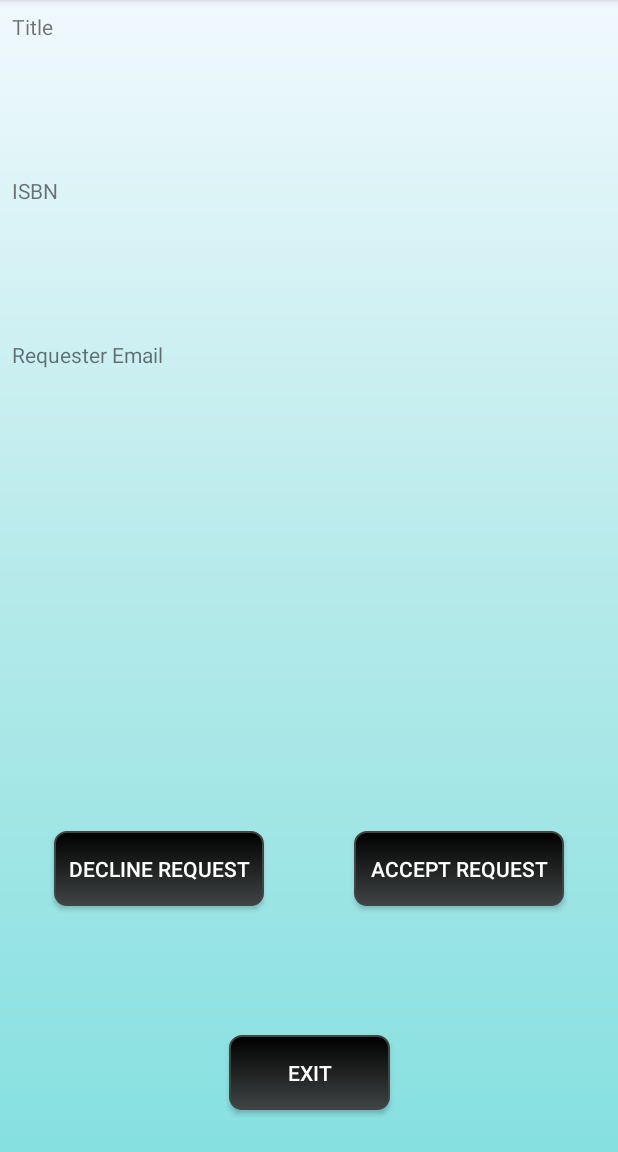
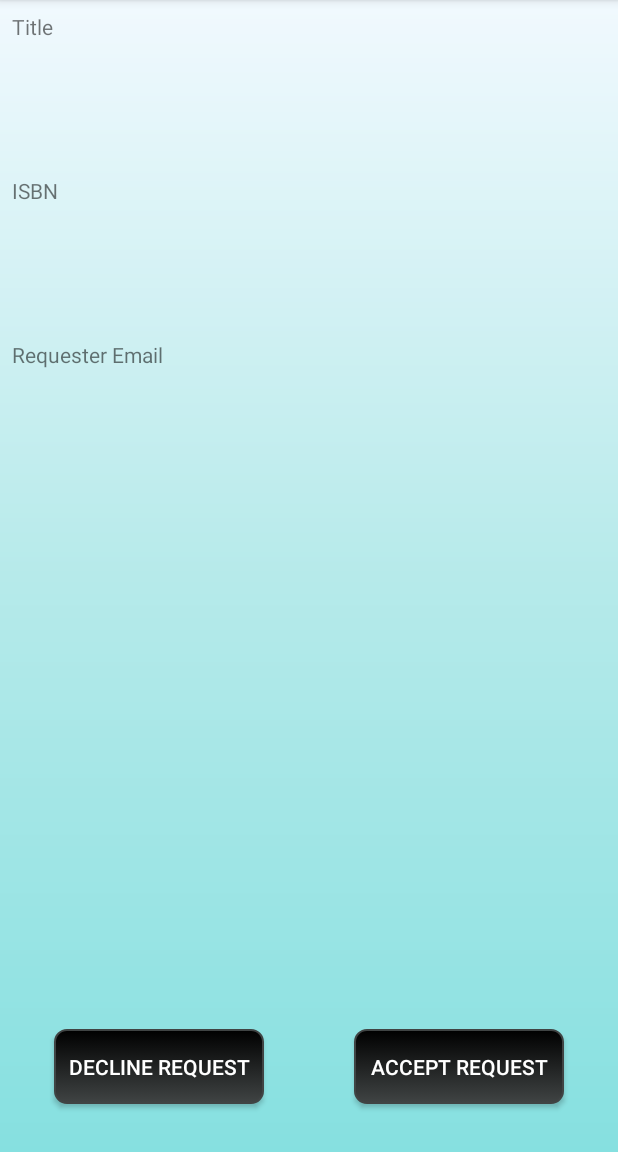
Before and after one commit to cmput301w19t15/GitGoing, an Android app: the AcceptRequest screen opened directly, with no data from a screen before it, on a phone screen of 412 x 824 dp, the part 84-1236 px from its top. Run offline under Robolectric (Android 15) with nearby library versions, the phone set to English and light mode, and no system bars; our stand-ins replace Firebase (no records; nobody signed in at launch, a user with empty details on screens opened directly); 8 statements that could not run were skipped.

Commit message:
More UI changes

```diff
--- a/cmput301w19t15/app/src/main/java/com/example/cmput301w19t15/InProgress/AcceptRequest.java
+++ b/cmput301w19t15/app/src/main/java/com/example/cmput301w19t15/InProgress/AcceptRequest.java
@@ -124,13 +124,6 @@ public class AcceptRequest extends AppCompatActivity {
                 }
             });
 
-            exit = (Button) findViewById(R.id.cancel);
-            exit.setOnClickListener(new View.OnClickListener() {
-                @Override
-                public void onClick(View v) {
-                    finish();
-                }
-            });
             decline= (Button) findViewById(R.id.decline_button);
             decline.setOnClickListener(new View.OnClickListener() {
                 @Override
--- a/cmput301w19t15/app/src/main/res/layout/activity_accept_request.xml
+++ b/cmput301w19t15/app/src/main/res/layout/activity_accept_request.xml
@@ -88,8 +88,7 @@
         android:layout_width="140dp"
         android:layout_height="50dp"
         android:layout_marginEnd="36dp"
-        android:layout_marginRight="36dp"
-        android:layout_marginBottom="164dp"
+        android:layout_marginBottom="32dp"
         android:background="@drawable/button1"
         android:text="Accept Request"
         android:textColor="#ffffff"
@@ -101,28 +100,11 @@
         android:layout_width="140dp"
         android:layout_height="50dp"
         android:layout_marginStart="36dp"
-        android:layout_marginLeft="36dp"
-        android:layout_marginBottom="164dp"
+        android:layout_marginBottom="32dp"
         android:background="@drawable/button1"
         android:text="DECLINE REQUEST"
         android:textColor="#ffffff"
         app:layout_constraintBottom_toBottomOf="parent"
         app:layout_constraintStart_toStartOf="parent" />
 
-    <Button
-        android:id="@+id/cancel"
-        android:layout_width="107dp"
-        android:layout_height="50dp"
-        android:layout_marginStart="176dp"
-        android:layout_marginLeft="176dp"
-        android:layout_marginEnd="176dp"
-        android:layout_marginRight="176dp"
-        android:layout_marginBottom="28dp"
-        android:text="EXIT"
-        android:background="@drawable/button1"
-        android:textColor="#ffffff"
-        app:layout_constraintBottom_toBottomOf="parent"
-        app:layout_constraintEnd_toEndOf="parent"
-        app:layout_constraintStart_toStartOf="parent" />
-
 </android.support.constraint.ConstraintLayout>
--- a/cmput301w19t15/app/src/main/res/layout/activity_rating_test.xml
+++ b/cmput301w19t15/app/src/main/res/layout/activity_rating_test.xml
@@ -4,6 +4,7 @@
     xmlns:tools="http://schemas.android.com/tools"
     android:layout_width="match_parent"
     android:layout_height="match_parent"
+    android:background="@drawable/grad2"
     tools:context=".Activity.RatingTest">
 
     <RatingBar
@@ -46,6 +47,8 @@
         android:layout_marginEnd="131dp"
         android:layout_marginBottom="16dp"
         android:text="Submit"
+        android:background="@drawable/button1"
+        android:textColor="#ffffff"
         app:layout_constraintBottom_toBottomOf="parent"
         app:layout_constraintEnd_toEndOf="parent"
         app:layout_constraintHorizontal_bias="0.0"
```
